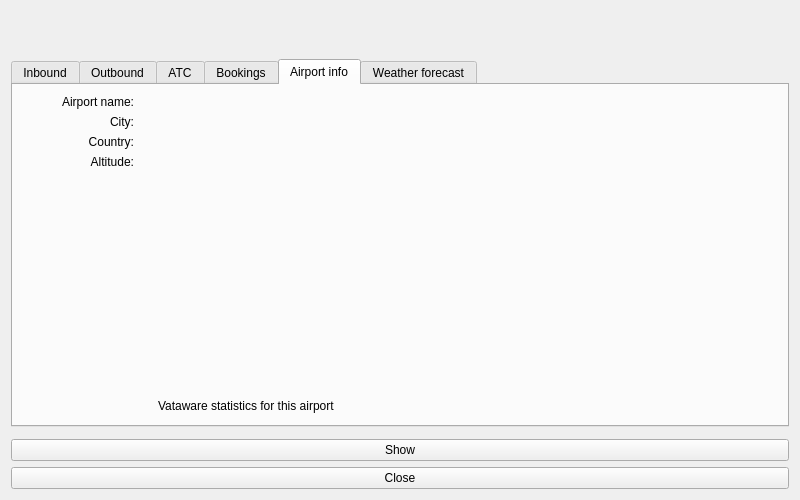
This is source/ui/windows/airportdetailswindow.ui in Vatsinator/vatsinator-legacy as Qt 5 draws it before an edit. The edited form follows.
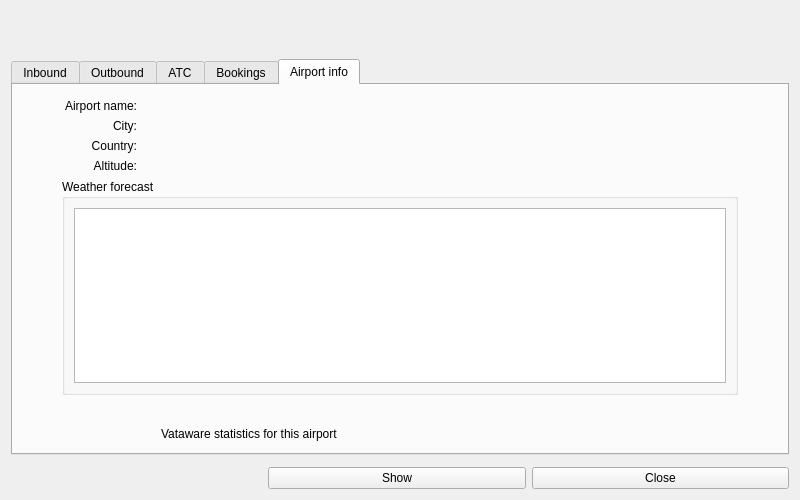
This is the edited form. The open tabs and pages were chosen to show the change. Icons and pictures are not drawn. Custom widgets are drawn as their Qt base class.

```diff
--- a/source/ui/windows/airportdetailswindow.ui
+++ b/source/ui/windows/airportdetailswindow.ui
@@ -38,7 +38,7 @@
    <iconset resource="../resources/imgs.qrc">
     <normaloff>:/mainIcon/icon.png</normaloff>:/mainIcon/icon.png</iconset>
   </property>
-  <layout class="QVBoxLayout" name="verticalLayout_4">
+  <layout class="QVBoxLayout" name="verticalLayout_3">
    <item>
     <layout class="QVBoxLayout" name="verticalLayout">
      <item>
@@ -77,6 +77,8 @@
       <attribute name="title">
        <string>Inbound</string>
       </attribute>
+      <layout class="QVBoxLayout" name="verticalLayout_4">
+       <item>
       <widget class="FlightTableView" name="InboundTable">
        <property name="geometry">
         <rect>
@@ -138,6 +140,8 @@
         <bool>false</bool>
        </attribute>
       </widget>
+       </item>
+      </layout>
      </widget>
      <widget class="QWidget" name="tab_2">
       <attribute name="title">
@@ -341,16 +345,25 @@
       <attribute name="title">
        <string>Airport info</string>
       </attribute>
-      <widget class="QWidget" name="layoutWidget2">
-       <property name="geometry">
-        <rect>
-         <x>5</x>
-         <y>10</y>
-         <width>761</width>
-         <height>321</height>
-        </rect>
-       </property>
+      <layout class="QHBoxLayout" name="horizontalLayout_10">
+       <item>
        <layout class="QVBoxLayout" name="verticalLayout_2">
+         <item>
+          <spacer name="verticalSpacer_2">
+           <property name="orientation">
+            <enum>Qt::Vertical</enum>
+           </property>
+           <property name="sizeType">
+            <enum>QSizePolicy::Fixed</enum>
+           </property>
+           <property name="sizeHint" stdset="0">
+            <size>
+             <width>20</width>
+             <height>5</height>
+            </size>
+           </property>
+          </spacer>
+         </item>
         <item>
          <layout class="QHBoxLayout" name="horizontalLayout" stretch="1,5">
           <item>
@@ -456,6 +469,54 @@
           </item>
          </layout>
         </item>
+         <item>
+          <layout class="QHBoxLayout" name="horizontalLayout_11">
+           <item>
+            <spacer name="horizontalSpacer_3">
+             <property name="orientation">
+              <enum>Qt::Horizontal</enum>
+             </property>
+             <property name="sizeType">
+              <enum>QSizePolicy::Maximum</enum>
+             </property>
+             <property name="sizeHint" stdset="0">
+              <size>
+               <width>40</width>
+               <height>20</height>
+              </size>
+             </property>
+            </spacer>
+           </item>
+           <item>
+            <widget class="QGroupBox" name="groupBox">
+             <property name="title">
+              <string>Weather forecast</string>
+             </property>
+             <layout class="QHBoxLayout" name="horizontalLayout_12">
+              <item>
+               <widget class="QTableView" name="ForecastView"/>
+              </item>
+             </layout>
+            </widget>
+           </item>
+           <item>
+            <spacer name="horizontalSpacer_4">
+             <property name="orientation">
+              <enum>Qt::Horizontal</enum>
+             </property>
+             <property name="sizeType">
+              <enum>QSizePolicy::Maximum</enum>
+             </property>
+             <property name="sizeHint" stdset="0">
+              <size>
+               <width>40</width>
+               <height>20</height>
+              </size>
+             </property>
+            </spacer>
+           </item>
+          </layout>
+         </item>
         <item>
          <spacer name="verticalSpacer">
           <property name="orientation">
@@ -516,32 +577,6 @@
          </layout>
         </item>
        </layout>
-      </widget>
-     </widget>
-     <widget class="QWidget" name="tab_6">
-      <attribute name="title">
-       <string>Weather forecast</string>
-      </attribute>
-      <layout class="QVBoxLayout" name="verticalLayout_3">
-       <item>
-        <spacer name="verticalSpacer_2">
-         <property name="orientation">
-          <enum>Qt::Vertical</enum>
-         </property>
-         <property name="sizeHint" stdset="0">
-          <size>
-           <width>20</width>
-           <height>320</height>
-          </size>
-         </property>
-        </spacer>
-       </item>
-       <item>
-        <widget class="QLabel" name="StatusLabel">
-         <property name="text">
-          <string>Obtaining forecast...</string>
-         </property>
-        </widget>
        </item>
       </layout>
      </widget>
@@ -551,7 +586,34 @@
     <widget class="ScrollLabel" name="MetarLabel" native="true"/>
    </item>
    <item>
+    <layout class="QHBoxLayout" name="horizontalLayout_6">
+     <item>
+      <spacer name="horizontalSpacer_2">
+       <property name="orientation">
+        <enum>Qt::Horizontal</enum>
+       </property>
+       <property name="sizeHint" stdset="0">
+        <size>
+         <width>40</width>
+         <height>20</height>
+        </size>
+       </property>
+      </spacer>
+     </item>
+     <item>
     <widget class="QPushButton" name="ShowButton">
+       <property name="sizePolicy">
+        <sizepolicy hsizetype="MinimumExpanding" vsizetype="Fixed">
+         <horstretch>0</horstretch>
+         <verstretch>0</verstretch>
+        </sizepolicy>
+       </property>
+       <property name="minimumSize">
+        <size>
+         <width>200</width>
+         <height>0</height>
+        </size>
+       </property>
      <property name="text">
       <string>Show</string>
      </property>
@@ -559,10 +621,24 @@
    </item>
    <item>
     <widget class="QPushButton" name="CloseButton">
+       <property name="sizePolicy">
+        <sizepolicy hsizetype="MinimumExpanding" vsizetype="Fixed">
+         <horstretch>0</horstretch>
+         <verstretch>0</verstretch>
+        </sizepolicy>
+       </property>
+       <property name="minimumSize">
+        <size>
+         <width>200</width>
+         <height>0</height>
+        </size>
+       </property>
      <property name="text">
       <string>Close</string>
      </property>
     </widget>
+     </item>
+    </layout>
    </item>
   </layout>
  </widget>
```
Left out of the diff: 44 changed lines with no effect on the pictures. Lines whose indentation alone changed are shown as unchanged.
